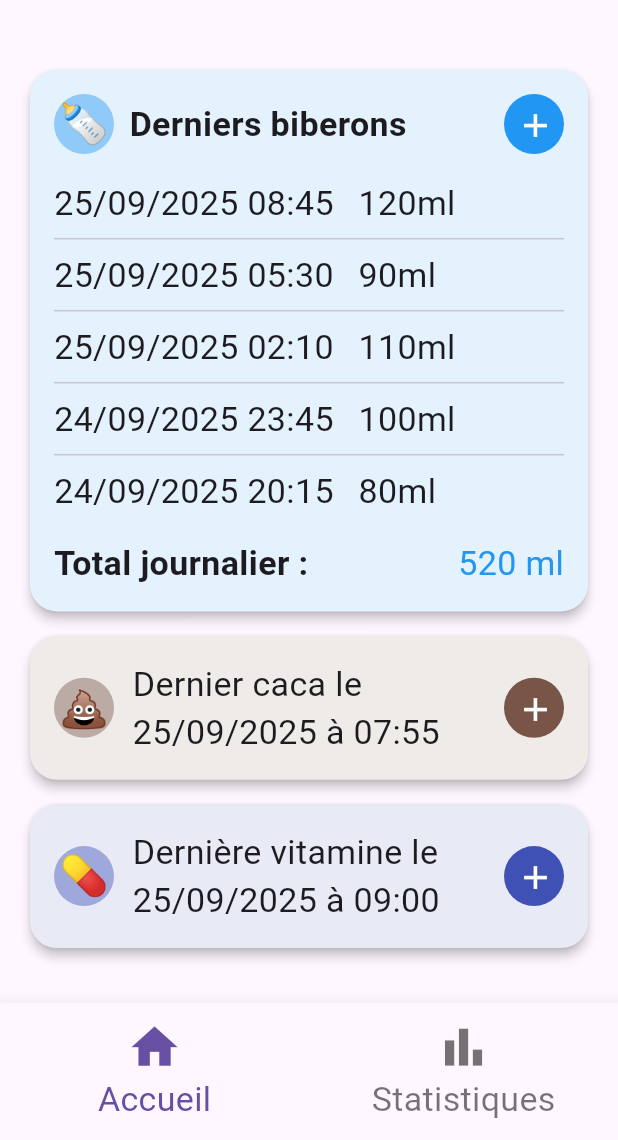
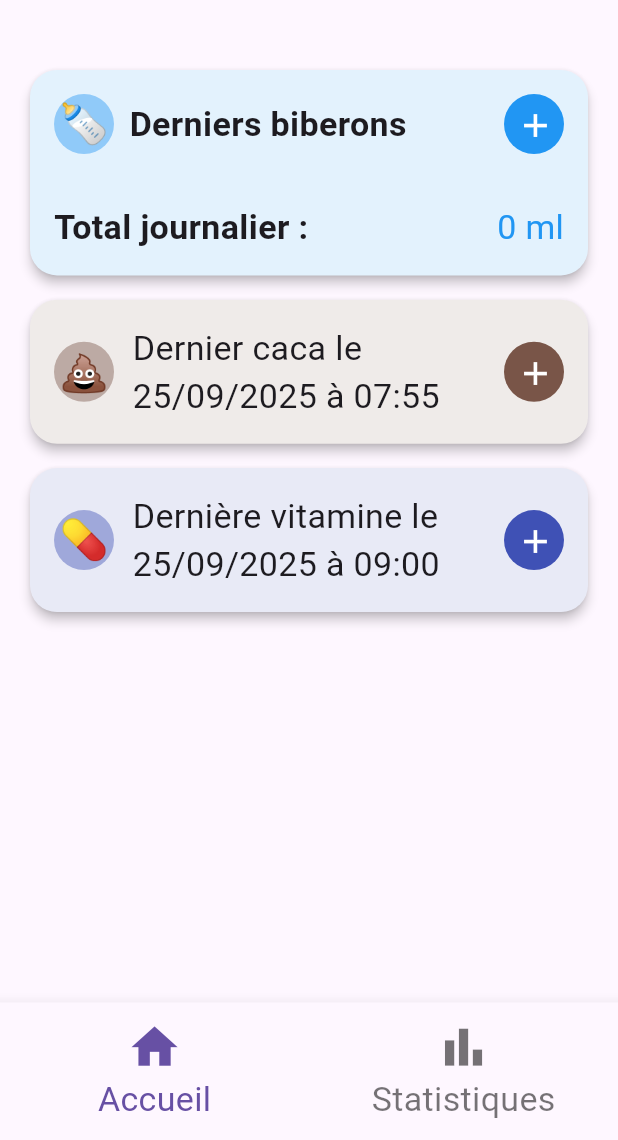
Before and after one commit to yoniBenabou/babytrack, a Flutter app: the screen it shows after launch, on a phone screen of 412 x 824 dp, the part 96-1236 px from its top. Run offline on Flutter 3.47's test engine with Material 3 defaults, Android fonts, the phone set to English and light mode, and no system bars; our stand-ins replace cloud_firestore, firebase_core; accounts and stored records are empty.

Commit message:
finition base de donnees

```diff
--- a/lib/pages/home_page.dart
+++ b/lib/pages/home_page.dart
@@ -1,3 +1,4 @@
+import 'package:cloud_firestore/cloud_firestore.dart';
 import 'package:flutter/material.dart';
 import '../utils/size_config.dart';
 import '../widgets/bottles_card.dart';
@@ -12,13 +13,6 @@ class HomePage extends StatelessWidget {
     final double cardFontSize = SizeConfig.text(context, 0.055);
     final double cardIconSize = SizeConfig.icon(context, 0.07);
     final double cardSpace = SizeConfig.vertical(context, 0.01);
-    final bottles = [
-      {'amount': 120, 'time': '08:45', 'date': '25/09/2025'},
-      {'amount': 90, 'time': '05:30', 'date': '25/09/2025'},
-      {'amount': 110, 'time': '02:10', 'date': '25/09/2025'},
-      {'amount': 100, 'time': '23:45', 'date': '24/09/2025'},
-      {'amount': 80, 'time': '20:15', 'date': '24/09/2025'},
-    ];
     final poopTime = '07:55';
     final vitaminTime = '09:00';
     final poopDate = '25/09/2025';
@@ -34,10 +28,54 @@ class HomePage extends StatelessWidget {
                 flex: 4,
                 child: ListView(
                   children: [
-                    BottlesCard(
-                      bottles: bottles,
-                      cardFontSize: cardFontSize,
-                      cardIconSize: cardIconSize,
+                    StreamBuilder<QuerySnapshot>(
+                      stream: FirebaseFirestore.instance.collection('Biberon').snapshots(),
+                      builder: (context, snapshot) {
+                        if (!snapshot.hasData) {
+                          return Center(child: CircularProgressIndicator());
+                        }
+                        final docs = snapshot.data!.docs;
+                        // On trie les biberons du jour par date décroissante
+                        final today = DateTime.now();
+                        final bottlesToday = docs
+                          .map((doc) => doc.data() as Map<String, dynamic>)
+                          .where((bottle) {
+                            final ts = bottle['date'];
+                            if (ts == null) return false;
+                            final dt = ts is DateTime ? ts : (ts as dynamic).toDate();
+                            return dt.year == today.year && dt.month == today.month && dt.day == today.day;
+                          })
+                          .toList();
+                        bottlesToday.sort((a, b) {
+                          final dtA = a['date'] is DateTime ? a['date'] : (a['date'] as dynamic).toDate();
+                          final dtB = b['date'] is DateTime ? b['date'] : (b['date'] as dynamic).toDate();
+                          return dtB.compareTo(dtA);
+                        });
+                        // On affiche uniquement les 5 derniers biberons du jour
+                        final lastFiveToday = bottlesToday.take(5).toList();
+                        // Calcul du total journalier
+                        final totalJournalier = bottlesToday.fold<int>(0, (sum, bottle) => sum + ((bottle['quantity'] ?? 0) as int));
+                        return Column(
+                          children: [
+                            BottlesCard(
+                              bottles: lastFiveToday.map((bottle) {
+                                final dt = bottle['date'] is DateTime ? bottle['date'] : (bottle['date'] as dynamic).toDate();
+                                final dateStr = '${dt.day.toString().padLeft(2, '0')}/${dt.month.toString().padLeft(2, '0')}/${dt.year} ${dt.hour.toString().padLeft(2, '0')}:${dt.minute.toString().padLeft(2, '0')}';
+                                final quantite = bottle['quantity'] ?? 0;
+                                return {
+                                  ...bottle,
+                                  'date': dateStr,
+                                  'display': '$dateStr - $quantite ml',
+                                };
+                              }).toList(),
+                              cardFontSize: cardFontSize,
+                              cardIconSize: cardIconSize,
+                              totalJournalier: totalJournalier,
+                            ),
+
+                          ],
+                        );
+                      },
                     ),
                     SizedBox(height: cardSpace),
                     PoopCard(
--- a/lib/widgets/bottles_card.dart
+++ b/lib/widgets/bottles_card.dart
@@ -6,7 +6,8 @@ class BottlesCard extends StatelessWidget {
   final List<Map<String, dynamic>> bottles;
   final double cardFontSize;
   final double cardIconSize;
-  const BottlesCard({required this.bottles, required this.cardFontSize, required this.cardIconSize, super.key});
+  const BottlesCard({required this.bottles, required this.cardFontSize, required this.cardIconSize, this.totalJournalier, super.key});
+  final int? totalJournalier;
 
   @override
   Widget build(BuildContext context) {
@@ -61,7 +62,7 @@ class BottlesCard extends StatelessWidget {
               mainAxisAlignment: MainAxisAlignment.spaceBetween,
               children: [
                 Text('Total journalier :', style: TextStyle(fontSize: cardFontSize, fontWeight: FontWeight.bold)),
-                Text('520 ml', style: TextStyle(fontSize: cardFontSize, color: Colors.blue)),
+                Text('${totalJournalier ?? 0} ml', style: TextStyle(fontSize: cardFontSize, color: Colors.blue)),
               ],
             )
           ],
```
